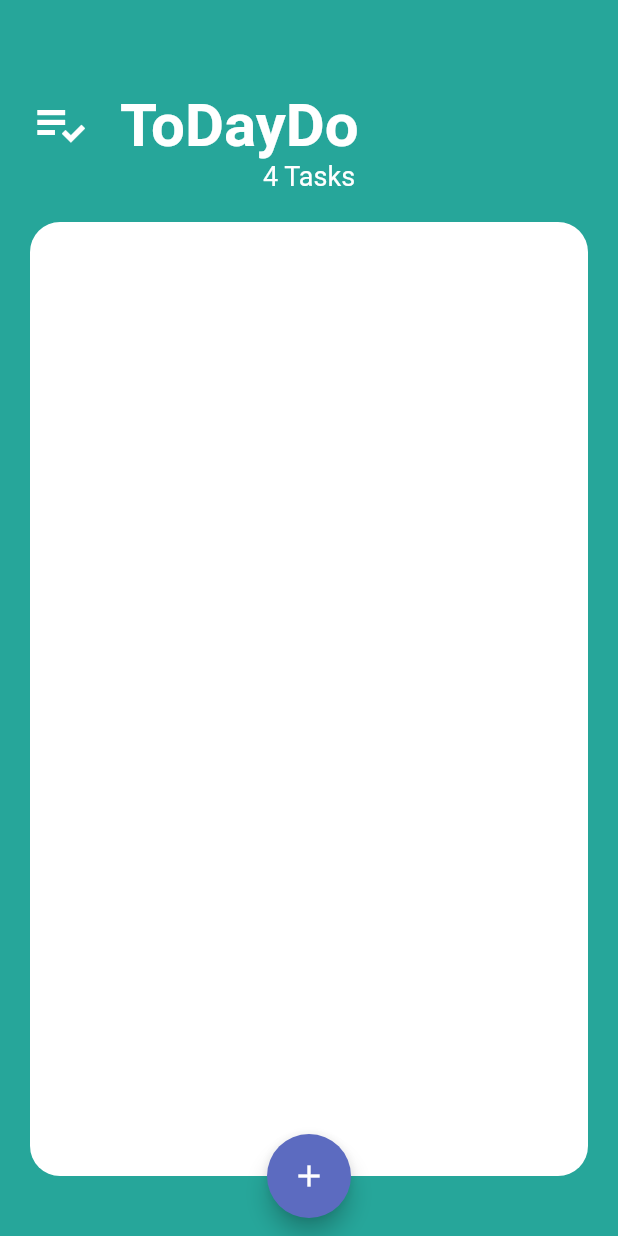
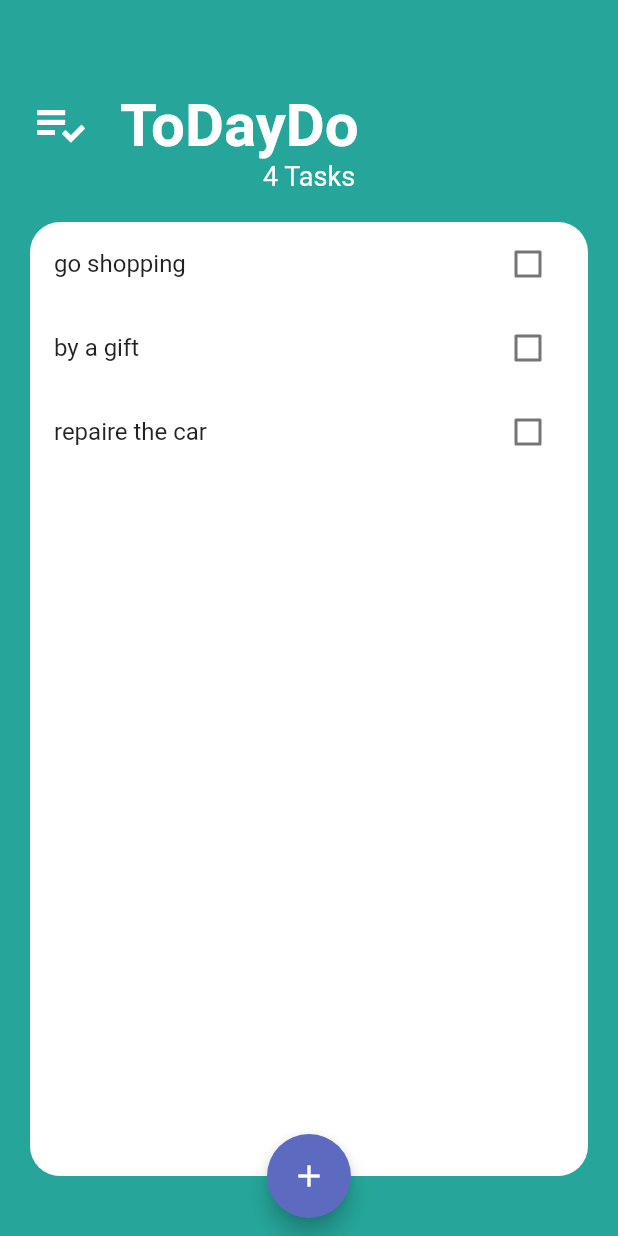
Before and after one commit to wisamalbani/todaydo_app, a Flutter app: the screen it shows after launch, on a phone screen of 412 x 824 dp. Run offline on Flutter 3.47's test engine with Material 2 defaults, Android fonts, the phone set to English and light mode, and no system bars.

Commit message:
modified:   lib/screens/tasks_screen.dart 	renamed:    lib/widgets/task_list.dart -> lib/widgets/task_tile.dart 	modified:   lib/widgets/tasks_list.dart

```diff
--- a/lib/screens/tasks_screen.dart
+++ b/lib/screens/tasks_screen.dart
@@ -2,11 +2,23 @@
 import 'dart:io';
 
 import 'package:flutter/material.dart';
+import 'package:todaydo_app/models/task.dart';
 import 'package:todaydo_app/screens/add_task_screen.dart';
 import 'package:todaydo_app/widgets/tasks_list.dart';
 
-class TasksScreen extends StatelessWidget {
+class TasksScreen extends StatefulWidget {
   const TasksScreen({super.key});
+
+  @override
+  State<TasksScreen> createState() => _TasksScreenState();
+}
+
+class _TasksScreenState extends State<TasksScreen> {
+  List<Task> tasks = [
+    Task(name: 'go shopping'),
+    Task(name: 'by a gift'),
+    Task(name: 'repaire the car'),
+  ];
 
   @override
   Widget build(BuildContext context) {
@@ -74,7 +86,7 @@ class TasksScreen extends StatelessWidget {
                     Radius.circular(20),
                   ),
                 ),
-                child: TasksList(),
+                child: TasksList(tasks),
               ),
             ),
           ],
--- a/lib/widgets/task_list.dart
+++ b/lib/widgets/task_tile.dart
@@ -3,8 +3,13 @@ import 'package:flutter/material.dart';
 class TaskTile extends StatelessWidget {
   final bool IsChecked;
   final String taskTitle;
+  final void Function(bool?) checkboxchange;
 
-  TaskTile({required this.IsChecked, required this.taskTitle});
+  TaskTile({
+    required this.IsChecked,
+    required this.taskTitle,
+    required this.checkboxchange,
+  });
 
   @override
   Widget build(BuildContext context) {
@@ -18,15 +23,8 @@ class TaskTile extends StatelessWidget {
       trailing: Checkbox(
         activeColor: Colors.teal[400],
         value: IsChecked,
-        onChanged: null,
-        // onChanged: checkboxchange,
+        onChanged: checkboxchange,
       ),
     );
   }
 }
-
-// (bool? newvalue) {
-//         setState(() {
-//           IsChecked = newvalue!;
-//         });
-//       }
--- a/lib/widgets/tasks_list.dart
+++ b/lib/widgets/tasks_list.dart
@@ -1,26 +1,30 @@
 import 'package:flutter/material.dart';
 import 'package:todaydo_app/models/task.dart';
-import 'package:todaydo_app/widgets/task_list.dart';
+import 'package:todaydo_app/widgets/task_tile.dart';
 
 class TasksList extends StatefulWidget {
-  const TasksList({
-    super.key,
-  });
+  final List<Task> tasks;
+  TasksList(this.tasks);
 
   @override
   State<TasksList> createState() => _TasksListState();
 }
 
 class _TasksListState extends State<TasksList> {
-  List<Task> tasks = [
-    Task(name: 'go shopping'),
-    Task(name: 'by a gift'),
-    Task(name: 'repaire the car'),
-  ];
   @override
   Widget build(BuildContext context) {
     return ListView.builder(
-      itemBuilder: (context, index) {},
+      itemCount: widget.tasks.length,
+      itemBuilder: (context, index) {
+        return TaskTile(
+            IsChecked: widget.tasks[index].IsDone,
+            taskTitle: widget.tasks[index].name,
+            checkboxchange: (newValue) {
+              setState(() {
+                widget.tasks[index].doneChange();
+              });
+            });
+      },
     );
     // return ListView(
     //   children: [
```
